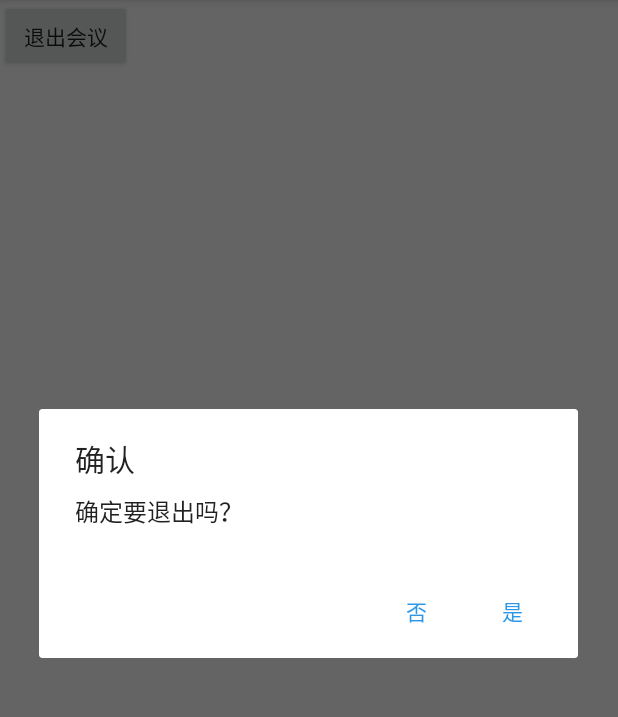
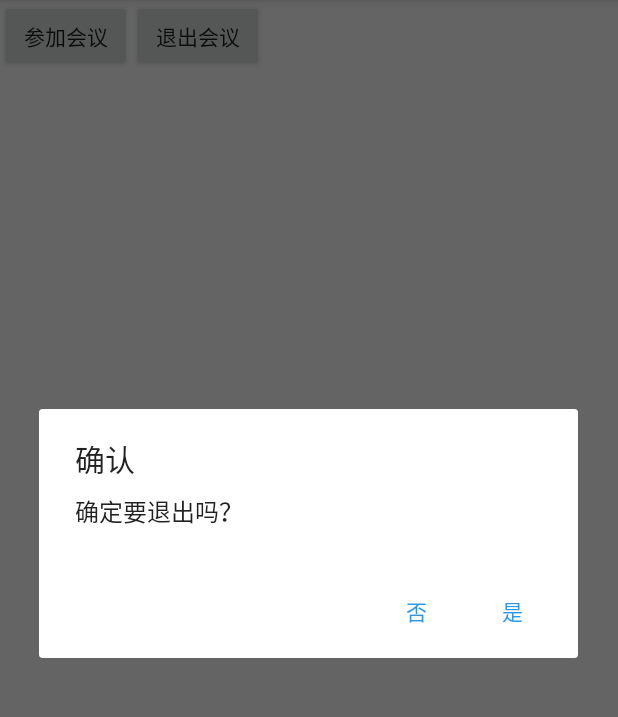
Before and after one commit to lkc1997/Easymeeting, an Android app: the ConfDetailActivity screen opened directly, with no data from a screen before it, after a tap on "退出会议", on a phone screen of 412 x 824 dp, the part 84-801 px from its top. Run offline under Robolectric (Android 15) with nearby library versions, the light colour scheme and no system bars; libraries missing offline, so code that uses them is left out: com.avos.avoscloud; 3 statements that could not run were skipped.

Commit message:
添加参加会议的功能

```diff
--- a/app/src/main/res/layout/activity_conf_detail.xml
+++ b/app/src/main/res/layout/activity_conf_detail.xml
@@ -1,14 +1,21 @@
 <?xml version="1.0" encoding="utf-8"?>
-<android.support.constraint.ConstraintLayout xmlns:android="http://schemas.android.com/apk/res/android"
+<LinearLayout xmlns:android="http://schemas.android.com/apk/res/android"
     xmlns:app="http://schemas.android.com/apk/res-auto"
     xmlns:tools="http://schemas.android.com/tools"
     android:layout_width="match_parent"
     android:layout_height="match_parent"
     tools:context="com.lkc97.easymeeting.ui.common.ConfDetailActivity">
-<Button
-    android:id="@+id/conf_quit_detail_activity_btn"
-    android:onClick="confQuit"
-    android:layout_width="wrap_content"
-    android:layout_height="wrap_content"
-    android:text="退出会议"/>
-</android.support.constraint.ConstraintLayout>
+    <Button
+        android:id="@+id/conf_participate_detail_activity_btn"
+        android:onClick="confParticipate"
+        android:layout_width="wrap_content"
+        android:layout_height="wrap_content"
+        android:text="参加会议"/>
+
+    <Button
+        android:id="@+id/conf_quit_detail_activity_btn"
+        android:layout_width="wrap_content"
+        android:layout_height="wrap_content"
+        android:onClick="confQuit"
+        android:text="退出会议" />
+</LinearLayout>
```
Also changed, not shown: app/src/main/java/com/lkc97/easymeeting/ui/common/ConfDetailActivity.java (+9 -0 lines).
